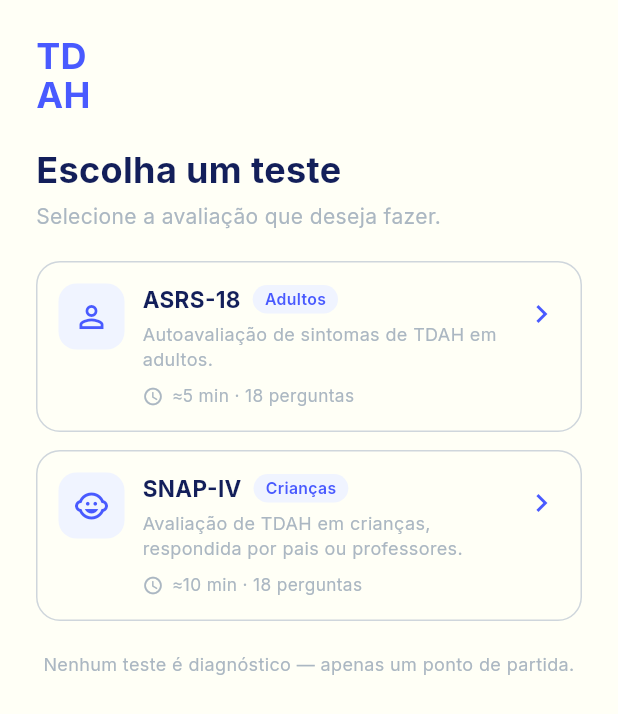
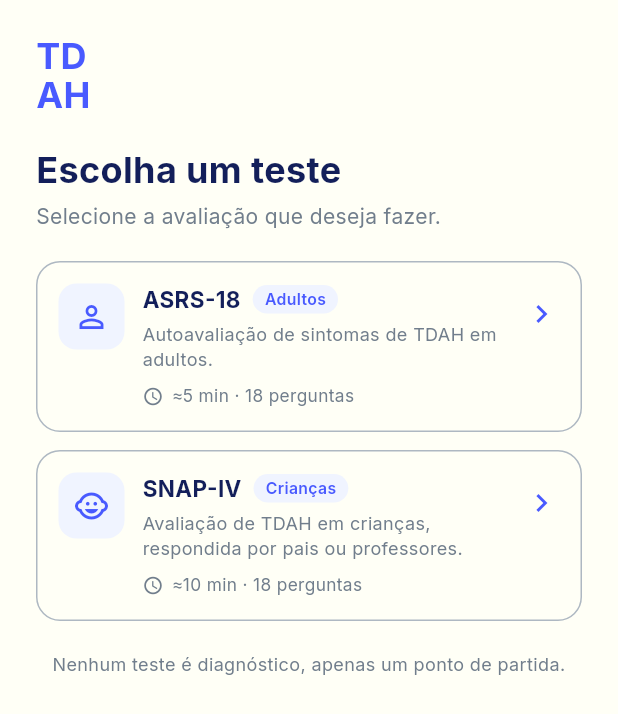
Before and after one commit to victorlimabr/tdah-teste, a Flutter app: the screen it shows after launch, on a phone screen of 412 x 824 dp. Shown: the top 714 px of the screen. Run offline on Flutter 3.47's test engine with Material 3 defaults, Android fonts, the phone set to English and light mode, and no system bars; our stand-ins replace go_router, google_fonts, share_plus, shared_preferences.

Commit message:
bugfix/corrige-cor-texto

```diff
--- a/lib/data/assessments/snap18.dart
+++ b/lib/data/assessments/snap18.dart
@@ -88,7 +88,7 @@ class Snap18Assessment extends Assessment {
             [
               Seg('Deve ser respondido por quem '),
               Seg('convive com a criança', hl: true),
-              Seg(' — pais ou professores.'),
+              Seg(' - pais ou professores.'),
             ],
             [
               Seg('Lembre-se:', hl: true),
--- a/lib/ui/catalog/catalog_screen.dart
+++ b/lib/ui/catalog/catalog_screen.dart
@@ -56,7 +56,7 @@ class CatalogScreen extends StatelessWidget {
             ],
             const SizedBox(height: 8),
             const Text(
-              'Nenhum teste é diagnóstico — apenas um ponto de partida.',
+              'Nenhum teste é diagnóstico, apenas um ponto de partida.',
               textAlign: TextAlign.center,
               style: TextStyle(color: AppColors.optionText, fontSize: 12),
             ),
--- a/lib/ui/core/theme/app_theme.dart
+++ b/lib/ui/core/theme/app_theme.dart
@@ -17,11 +17,11 @@ class AppColors {
   /// Azul claro dos passos inativos (#A8BCF0).
   static const Color stepInactive = Color(0xFFA8BCF0);
 
-  /// Borda das opções não selecionadas (#CFD6DC).
-  static const Color optionBorder = Color(0xFFCFD6DC);
+  /// Borda das opções não selecionadas (#AEB8C2).
+  static const Color optionBorder = Color(0xFFAEB8C2);
 
-  /// Texto das opções não selecionadas (#ABB7C2).
-  static const Color optionText = Color(0xFFABB7C2);
+  /// Texto das opções não selecionadas (#717E8C).
+  static const Color optionText = Color(0xFF717E8C);
 
   /// Fundo da opção selecionada e do botão tonal (#F0F4FF).
   static const Color selectedBg = Color(0xFFF0F4FF);
```
